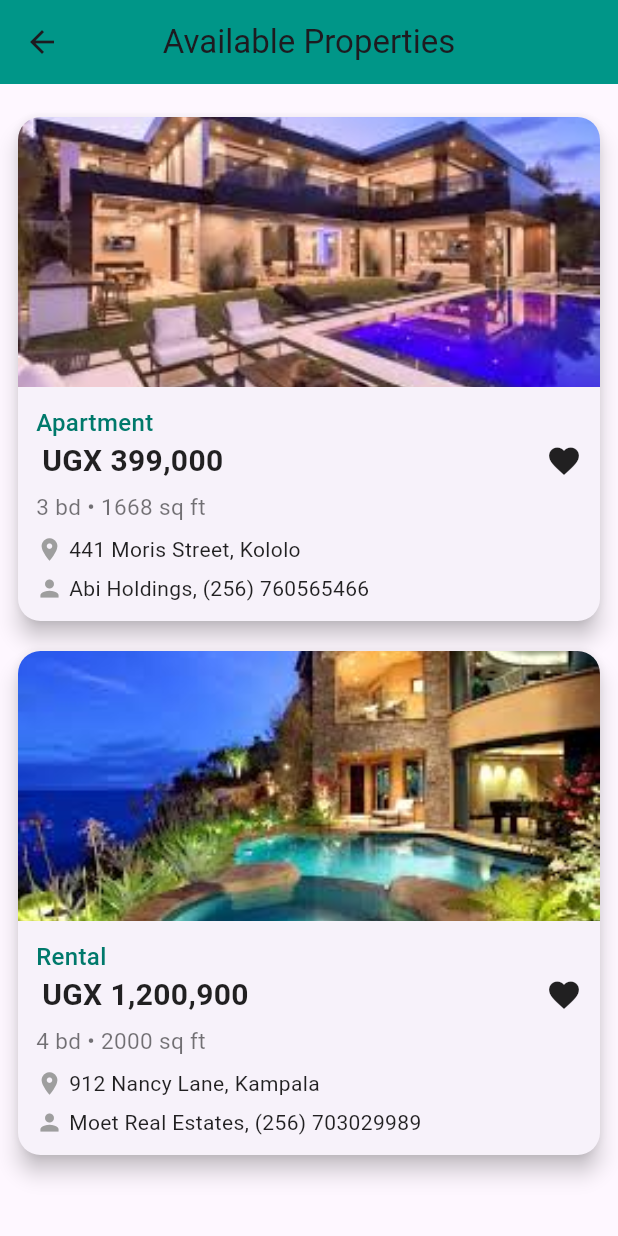
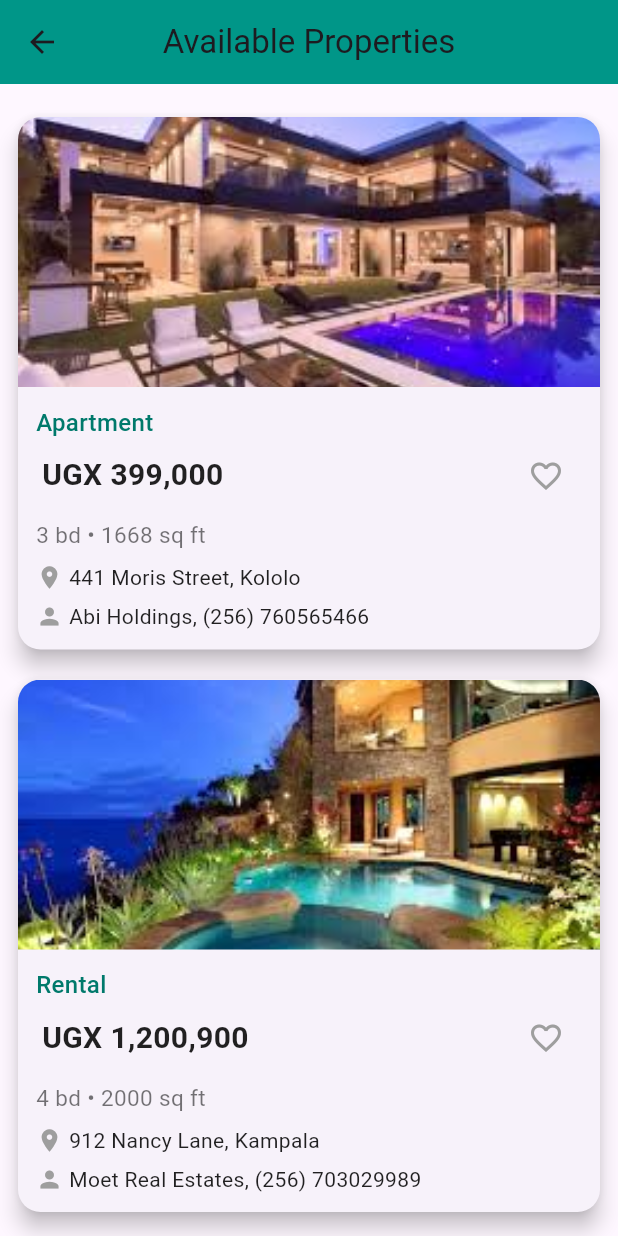
Before and after one commit to MORISON-K/Moris-Estates, a Flutter app: the SearchPage screen opened by its route, on a phone screen of 412 x 824 dp. Run offline on Flutter 3.47's test engine with Material 3 defaults, Android fonts, the light colour scheme and no system bars.

Commit message:
Update favorite icon

```diff
--- a/lib/pages/search_page.dart
+++ b/lib/pages/search_page.dart
@@ -34,7 +34,29 @@ class SearchPage extends StatelessWidget {
         padding: const EdgeInsets.all(12),
         itemCount: items.length,
         itemBuilder: (context, index) {
-          final item = items[index];
+          return PropertyCard(item: items[index]);
+        },
+      ),
+    );
+  }
+}
+
+
+class PropertyCard extends StatefulWidget {
+  final Map<String, String> item;
+
+  const PropertyCard({super.key, required this.item});
+
+  @override
+  State<PropertyCard> createState() => _PropertyCardState();
+}
+
+class _PropertyCardState extends State<PropertyCard> {
+   bool isFavorite = false;
+
+  @override
+  Widget build(BuildContext context) {
+    final item  = widget.item;
     return Card(
        margin: const EdgeInsets.symmetric(vertical: 10),
       elevation: 6,
@@ -44,7 +66,6 @@ class SearchPage extends StatelessWidget {
       child: Column(
         crossAxisAlignment: CrossAxisAlignment.start,
         children: [
-                // Image Section
            ClipRRect(
             borderRadius: const BorderRadius.vertical(top: Radius.circular(15)),
             child: Image.asset(
@@ -55,7 +76,6 @@ class SearchPage extends StatelessWidget {
             ),
           ),
 
-                // Content Section
           Padding(
              padding: const EdgeInsets.all(12),
             child: Column(
@@ -69,10 +89,8 @@ class SearchPage extends StatelessWidget {
                     fontWeight: FontWeight.w500,
                   ),
                 ),
-
                 Row(
                   children: [
-
                     const SizedBox(width: 4),
                     Expanded(
                       child: Text(
@@ -83,14 +101,21 @@ class SearchPage extends StatelessWidget {
                           color: Colors.black87,
                         ),
                       ),
-
                   ),
-                          Icon(Icons.favorite)
+                  IconButton(
+                    icon: Icon(
+                      isFavorite ? Icons.favorite : Icons.favorite_border,
+                      color:  isFavorite ? Colors.red : Colors.grey,
+                    ),
+                    onPressed: (){
+                      setState(() {
+                        isFavorite = !isFavorite;
+                      });
+                    },
+               ),
            ],
       ),
-
        const SizedBox(height: 5),
-
          Text(
                   item['description']!,
                   style: const TextStyle(fontSize: 15, color: Colors.black54),
@@ -127,8 +152,5 @@ class SearchPage extends StatelessWidget {
         ],
       ),
     );
-        },
-      ),
-    );
   }
 }
```
Lines whose indentation alone changed are shown as unchanged.
